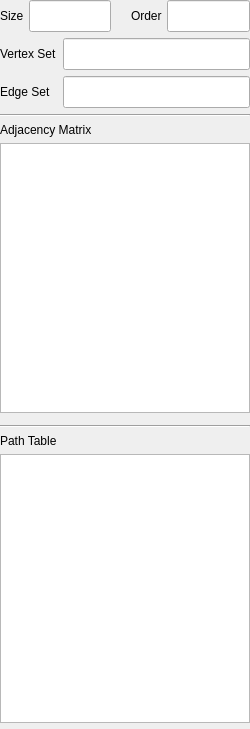
The window that public/info_panel.ui (Jeius/GraphIllustrator) describes before a commit, drawn with Qt 5.
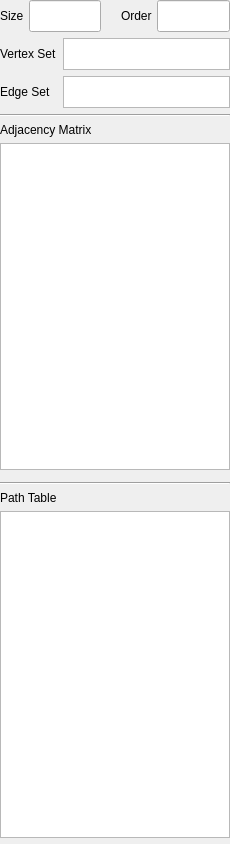
The same window after the commit.

What changed in the file:
```diff
--- a/public/info_panel.ui
+++ b/public/info_panel.ui
@@ -6,10 +6,22 @@
    <rect>
     <x>0</x>
     <y>0</y>
-    <width>250</width>
-    <height>729</height>
+    <width>230</width>
+    <height>844</height>
    </rect>
   </property>
+  <property name="sizePolicy">
+   <sizepolicy hsizetype="Minimum" vsizetype="Preferred">
+    <horstretch>0</horstretch>
+    <verstretch>0</verstretch>
+   </sizepolicy>
+  </property>
+  <property name="minimumSize">
+   <size>
+    <width>230</width>
+    <height>0</height>
+   </size>
+  </property>
   <property name="maximumSize">
    <size>
     <width>250</width>
@@ -45,7 +57,7 @@
       </widget>
      </item>
      <item alignment="Qt::AlignLeft">
-      <widget class="QLineEdit" name="order_box">
+      <widget class="QLineEdit" name="size_box">
        <property name="minimumSize">
         <size>
          <width>0</width>
@@ -87,7 +99,7 @@
       </widget>
      </item>
      <item alignment="Qt::AlignRight">
-      <widget class="QLineEdit" name="size_box">
+      <widget class="QLineEdit" name="order_box">
        <property name="minimumSize">
         <size>
          <width>0</width>
@@ -142,26 +154,32 @@
        </widget>
       </item>
       <item row="7" column="1">
-       <widget class="QLineEdit" name="vertex_set_box">
-        <property name="minimumSize">
+       <widget class="QPlainTextEdit" name="vertex_set_box">
+        <property name="maximumSize">
          <size>
-          <width>0</width>
+          <width>16777215</width>
           <height>32</height>
          </size>
         </property>
+        <property name="lineWrapMode">
+         <enum>QPlainTextEdit::NoWrap</enum>
+        </property>
         <property name="readOnly">
          <bool>true</bool>
         </property>
        </widget>
       </item>
       <item row="8" column="1">
-       <widget class="QLineEdit" name="edge_set_box">
-        <property name="minimumSize">
+       <widget class="QPlainTextEdit" name="edge_set_box">
+        <property name="maximumSize">
          <size>
-          <width>0</width>
+          <width>16777215</width>
           <height>32</height>
          </size>
         </property>
+        <property name="lineWrapMode">
+         <enum>QPlainTextEdit::NoWrap</enum>
+        </property>
         <property name="readOnly">
          <bool>true</bool>
         </property>
@@ -213,16 +231,25 @@
        </widget>
       </item>
       <item>
-       <widget class="QPlainTextEdit" name="adj_matrix_box">
+       <widget class="QTableWidget" name="adj_matrix_table">
         <property name="minimumSize">
          <size>
           <width>0</width>
           <height>180</height>
          </size>
         </property>
-        <property name="readOnly">
-         <bool>true</bool>
+        <property name="showGrid">
+         <bool>false</bool>
         </property>
+        <property name="cornerButtonEnabled">
+         <bool>false</bool>
+        </property>
+        <attribute name="horizontalHeaderVisible">
+         <bool>false</bool>
+        </attribute>
+        <attribute name="verticalHeaderVisible">
+         <bool>false</bool>
+        </attribute>
        </widget>
       </item>
      </layout>
@@ -258,11 +285,11 @@
        </widget>
       </item>
       <item>
-       <widget class="QTableView" name="path_table">
+       <widget class="QTableWidget" name="path_table">
         <property name="minimumSize">
          <size>
           <width>0</width>
-          <height>220</height>
+          <height>180</height>
          </size>
         </property>
        </widget>
```
Left out of the diff: 20 changed lines with no effect on the pictures.
